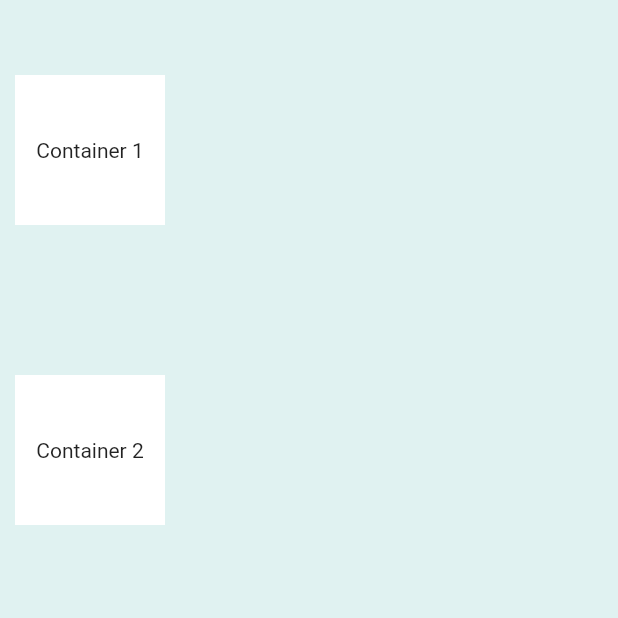
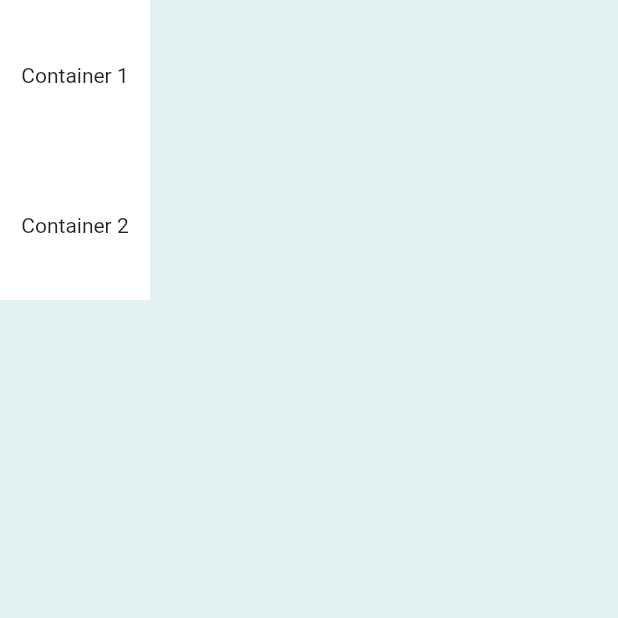
Before and after one commit to Alejandrehl/micard-app, a Flutter app: the screen it shows after launch, on a phone screen of 412 x 824 dp, the top half of it. Run offline on Flutter 3.47's test engine with Material 2 defaults, Android fonts, the phone set to English and light mode, and no system bars.

Commit message:
Margins between containers deleted

```diff
--- a/lib/main.dart
+++ b/lib/main.dart
@@ -16,10 +16,6 @@ class MyApp extends StatelessWidget {
               Container(
                 height: 100.0,
                 width: 100.0,
-                margin: EdgeInsets.symmetric(
-                  vertical: 50.0,
-                  horizontal: 10.0,
-                ),
                 color: Colors.white,
                 child: Center(
                   child: Text("Container 1"),
@@ -28,10 +24,6 @@ class MyApp extends StatelessWidget {
               Container(
                 height: 100.0,
                 width: 100.0,
-                margin: EdgeInsets.symmetric(
-                  vertical: 50.0,
-                  horizontal: 10.0,
-                ),
                 color: Colors.white,
                 child: Center(
                   child: Text("Container 2"),
```
